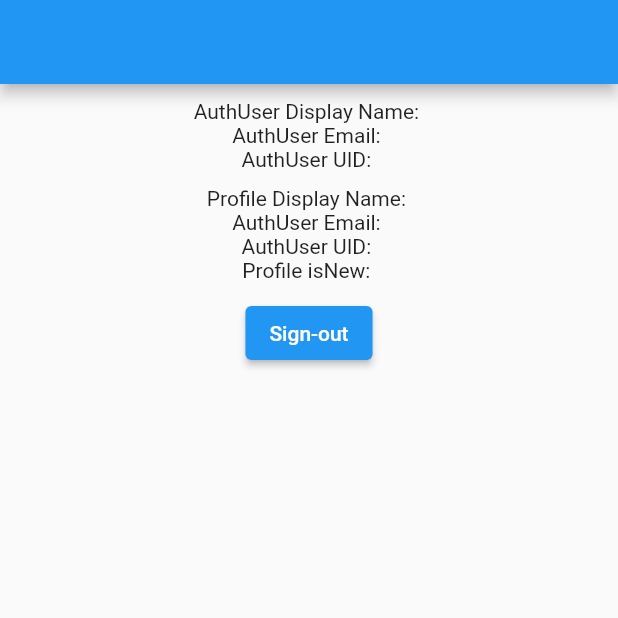
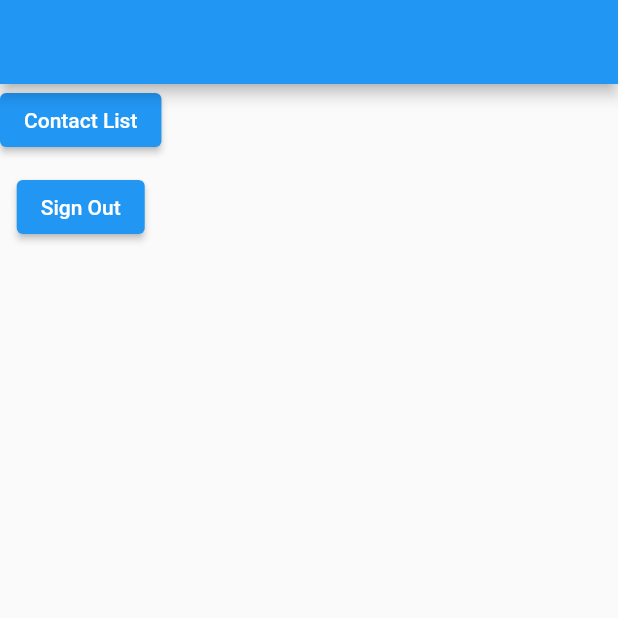
Before and after one commit to ggillon/meetmeyou_app, a Flutter app: the screen it shows once a user with an empty profile is signed in, on a phone screen of 412 x 824 dp, the top half of it. Run offline on Flutter 3.47's test engine with Material 2 defaults, Android fonts, the phone set to English and light mode, and no system bars; our stand-ins replace cloud_firestore, firebase_auth, firebase_core, google_sign_in; missing offline and left inert: firebase_auth_oauth, flutter_facebook_auth; accounts and stored records are empty.

Commit message:
Upload 1

```diff
--- a/lib/app/landing_page.dart
+++ b/lib/app/test_landing_page.dart
@@ -1,5 +1,6 @@
 import 'package:flutter/material.dart';
 import 'package:firebase_auth/firebase_auth.dart';
+import 'package:meetmeyou_app/tests/contact_test.dart';
 import 'package:meetmeyou_app/tests/login_test.dart';
 import 'package:provider/provider.dart';
 
@@ -24,7 +25,7 @@ class LandingPage extends StatelessWidget {
         initialData: auth.currentUser,
         builder: (context, snapshot) {
           if (snapshot.data != null)
-            return TestShowProfile(context);
+            return ContactTest();
           else
             try {
             TestShowSignIn(context);
--- a/lib/main.dart
+++ b/lib/main.dart
@@ -2,7 +2,7 @@ import 'package:firebase_core/firebase_core.dart';
 import 'package:flutter/material.dart';
 import 'package:meetmeyou_app/services/auth/auth.dart';
 import 'package:provider/provider.dart';
-import 'app/landing_page.dart';
+import 'app/test_landing_page.dart';
 import 'test.dart';
 
 void main() async {
--- a/lib/models/contact.dart
+++ b/lib/models/contact.dart
@@ -1,7 +1,7 @@
 class Contact {
   Contact({required this.cid, required this.uid, required this.displayName, required this.firstName, required this.lastName, required this.email, this.countryCode, this.phoneNumber, required this.photoURL, required this.addresses, required this.about, required this.other, this.group, required this.status});
   String cid;
-  String uid;
+  String? uid;
   String? displayName;
   String? firstName;
   String? lastName;
@@ -17,7 +17,7 @@ class Contact {
 
   factory Contact.fromMap(Map<String, dynamic> data) {
     final String cid= data['cid'];
-    final String uid= data['uid'];
+    final String? uid= data['uid'];
     final String? displayName = data['displayName'];
     final String? firstName= data['firstName'];
     final String? lastName = data['lastName'];
@@ -28,8 +28,8 @@ class Contact {
     final Map? addresses = data['addresses'];
     final String? about = data['about'];
     final Map? other = data['other'];
-    final String status = data['status'];
-    final Map group = data['group'];
+    final String? status = data['status'];
+    final Map? group = data['group'];
 
 
     return Contact(cid: cid, uid: uid, displayName: displayName, firstName: firstName, lastName: lastName, email: email, countryCode: countryCode, phoneNumber: phoneNumber, photoURL: photoURL, addresses: addresses, other: other, status: status, group: group, about: about);
@@ -37,7 +37,7 @@ class Contact {
 
   Contact getFromMap(Map<String, dynamic> data) {
     final String cid= data['cid'];
-    final String uid= data['uid'];
+    final String? uid= data['uid'];
     final String? displayName = data['displayName'];
     final String? firstName= data['firstName'];
     final String? lastName = data['lastName'];
@@ -48,8 +48,8 @@ class Contact {
     final Map? addresses = data['addresses'];
     final String? about = data['about'];
     final Map? other = data['other'];
-    final String status = data['status'];
-    final Map group = data['group'];
+    final String? status = data['status'];
+    final Map? group = data['group'];
 
 
     return Contact(cid: cid, uid: uid, displayName: displayName, firstName: firstName, lastName: lastName, email: email, countryCode: countryCode, phoneNumber: phoneNumber, photoURL: photoURL, addresses: addresses, other: other, status: status, group: group, about: about);
--- a/lib/services/database/database.dart
+++ b/lib/services/database/database.dart
@@ -21,7 +21,7 @@ abstract class Database {
   Future<List<Profile>> queryProfiles({required String field, required String query});
 
   // Contact DB Functions
-  Future<void> setContact(Contact contact);
+  Future<void> setContact(String uid, Contact contact);
   Future<Contact> getContact(String uid, String cid);
   Future<void> deleteContact(String uid, String cid);
   Future<List<Contact>> getContacts(String uid);
@@ -66,9 +66,9 @@ class FirestoreDB implements Database {
   }
 
   // Contact METHODS
-  Future<void> setContact(Contact contact) async {
+  Future<void> setContact(String uid, Contact contact) async {
     _service.setData(
-      path: APIPath.userContact(contact.uid, contact.cid),
+      path: APIPath.userContact(uid, contact.cid),
       data: contact.toMap(),
     );
   }
@@ -80,7 +80,7 @@ class FirestoreDB implements Database {
     );
   }
 
-  Future<List<Contact>> getContacts(String uid,) async {
+  Future<List<Contact>> getContacts(String uid,) {
     return _service.getListData(
         path: APIPath.userContacts(uid),
         builder: (data) => Contact.fromMap(data)
--- a/lib/services/mmy/contact.dart
+++ b/lib/services/mmy/contact.dart
@@ -14,6 +14,8 @@ const CONTACT_INVITATION = 'Invitation';
 const CONTACT_REJECTED = 'Rejected invitation';
 const CONTACT_GROUP = 'Contact Group';
 const CONTACT_PROFILE = 'Listed profile';
+
+const GROUP_PHOTOURL = 'https://firebasestorage.googleapis.com/v0/b/meetmeyou-9fd90.appspot.com/o/contact.png?alt=media';
 
 // Create a new contact
 Future<Contact> createNewPrivateContact(AuthBase auth, {String? displayName, String? firstName, String? lastName, String? email, String? countryCode, String? phoneNumber, String? photoUrl, String? homeAddress, String? about,}) async {
@@ -34,7 +36,7 @@ Future<Contact> createNewPrivateContact(AuthBase auth, {String? displayName, Str
     status: CONTACT_PRIVATE,
   );
 
-  await FirestoreDB(uid: auth.currentUser!.uid).setContact(contact);
+  await FirestoreDB(uid: auth.currentUser!.uid).setContact(auth.currentUser!.uid, contact);
 
   return contact;
 }
@@ -84,7 +86,7 @@ Future<Contact> updatePrivateContact(AuthBase auth, String cid, {String? display
     group: oldContact.group,
   );
 
-  await db.setContact(contact);
+  await db.setContact(auth.currentUser!.uid, contact);
 
   return contact;
 }
@@ -128,7 +130,7 @@ Future<Contact> createNewGroupContact(AuthBase auth, {required String displayNam
     status: CONTACT_PRIVATE,
   );
 
-  await FirestoreDB(uid: auth.currentUser!.uid).setContact(contact);
+  await FirestoreDB(uid: auth.currentUser!.uid).setContact(auth.currentUser!.uid, contact);
 
   return contact;
 }
@@ -138,7 +140,7 @@ Future<Contact> createNewGroupContact(AuthBase auth, {required String displayNam
 // Group contact functions : update a group contact
 Future<Contact> updateGroupContact(AuthBase auth, String cid, {String? displayName, String? photoURL, String? about}) async {
   Contact contact = await updatePrivateContact(auth, cid, displayName: displayName, photoUrl: photoURL, about: about);
-  await FirestoreDB(uid: auth.currentUser!.uid).setContact(contact);
+  await FirestoreDB(uid: auth.currentUser!.uid).setContact(auth.currentUser!.uid, contact);
   return contact;
 }
 
@@ -155,7 +157,7 @@ Future<Contact> addToGroup(AuthBase auth, String cid, {String? contactCid, List<
       group.group!.addAll({contact.cid: contact.displayName});
     }
   }
-  await FirestoreDB(uid: auth.currentUser!.uid).setContact(group);
+  await FirestoreDB(uid: auth.currentUser!.uid).setContact(auth.currentUser!.uid, group);
   return group;
 }
 
@@ -174,7 +176,7 @@ Future<Contact> removeFromGroup(AuthBase auth, String cid, {String? contactCid,
       }
     }
   }
-  await FirestoreDB(uid: auth.currentUser!.uid).setContact(group);
+  await FirestoreDB(uid: auth.currentUser!.uid).setContact(auth.currentUser!.uid, group);
   return group;
 }
 
@@ -187,12 +189,12 @@ Future<void> inviteProfile(AuthBase auth, {required String uid}) async {
   // Add an invited contact to current user
   Contact invited = contactFromProfile((await db.getProfile(uid))!, uid: auth.currentUser!.uid);
   invited.status = CONTACT_INVITED; // change status to invited contact
-  await db.setContact(invited);
+  await db.setContact(auth.currentUser!.uid, invited);
 
   // Add an invitation to invited profile
   Contact invitation = contactFromProfile(await getUserProfile(auth: auth), uid: uid);
   invitation.status = CONTACT_INVITATION; // change status to invitation contact
-  await db.setContact(invitation);
+  await db.setContact(auth.currentUser!.uid, invitation);
 }
 
 Future<void> respondProfile(AuthBase auth, {required String cid, required bool accept}) async {
@@ -202,14 +204,14 @@ Future<void> respondProfile(AuthBase auth, {required String cid, required bool a
     Contact invitation = await db.getContact(auth.currentUser!.uid, cid);
     if (invitation.status == CONTACT_INVITATION) {
       invitation.status = CONTACT_PROFILE; // change to MMY Profile contact
-      await db.setContact(invitation);
+      await db.setContact(auth.currentUser!.uid, invitation);
     }
 
     // Convert invited contact of profile sending invitation into a profile contact
     Contact invited = await db.getContact(cid, auth.currentUser!.uid);
     if (invited.status == CONTACT_INVITED) {
       invited.status = CONTACT_PROFILE; // change to MMY Profile contact
-      await db.setContact(invitation);
+      await db.setContact(auth.currentUser!.uid, invitation);
     }
   } else {
     // Delete invitation
@@ -221,7 +223,7 @@ Future<void> respondProfile(AuthBase auth, {required String cid, required bool a
     Contact invited = await db.getContact(cid, auth.currentUser!.uid);
     if (invited.status == CONTACT_INVITED) {
       invited.status = CONTACT_REJECTED; // change to a rejected contact
-      await db.setContact(invitation);
+      await db.setContact(auth.currentUser!.uid, invitation);
     }
   }
 }
@@ -231,6 +233,6 @@ Future<void> linkProfiles(AuthBase auth, {required String uid,}) async {
   Database db = FirestoreDB(uid: auth.currentUser!.uid);
   Contact contact1 = contactFromProfile((await db.getProfile(uid))!, uid: auth.currentUser!.uid);
   Contact contact2 = contactFromProfile((await db.getProfile(auth.currentUser!.uid))!, uid: uid);
-  await db.setContact(contact1);
-  await db.setContact(contact2);
+  await db.setContact(auth.currentUser!.uid, contact1);
+  await db.setContact(contact1.uid!, contact2);
 }
--- a/lib/services/mmy/mmy.dart
+++ b/lib/services/mmy/mmy.dart
@@ -1,7 +1,9 @@
 
+import 'package:meetmeyou_app/models/contact.dart';
 import 'package:meetmeyou_app/models/profile.dart';
 import 'package:meetmeyou_app/services/auth/auth.dart';
 import 'profile.dart' as profileLib;
+import 'contact.dart' as contactLib;
 
 abstract class MMYEngine {
 
@@ -10,6 +12,20 @@ abstract class MMYEngine {
   /// Update the user profile
   Future<Profile> updateProfile({String? firstName, String? lastName, String? email, String? countryCode, String? phoneNumber, String? photoUrl, String? homeAddress, String? about, Map? other, Map? parameters});
 
+  /// Get a contact from contact list
+  Future<Contact> getContact(String cid);
+  /// Get all contacts from contact list
+  Future<List<Contact>> getContacts();
+  /// Get all the CIDs (Contact IDs) in contact list
+  Future<List<String>> getContactIDs();
+  /// Invite a Profile from DB
+  Future<void> inviteProfile(String uid);
+  /// Accept an invitation
+  Future<void> respondInvitation(String cid, bool accept);
+  /// Create a Group of contacts
+  Future<Contact> newGroupContact(String name, {String photoURL, String about});
+  /// Update a Group of contacts
+  Future<Contact> updateGroupContact(String cid, {String? displayName, String? photoURL, String? about});
 
 }
 
@@ -29,4 +45,40 @@ class MMY implements MMYEngine {
     return profileLib.updateProfile(_auth, firstName: firstName, lastName: lastName, email: email, countryCode: countryCode, phoneNumber: phoneNumber, photoUrl: photoUrl, homeAddress: homeAddress, about: about, other: other, parameters: parameters);
   }
 
+  @override
+  Future<Contact> newGroupContact(String name, {String photoURL = contactLib.GROUP_PHOTOURL, String about = ''}) async {
+    final contact =  await contactLib.createNewGroupContact(_auth, displayName: name);
+    return contactLib.updateGroupContact(_auth, contact.cid,photoURL: photoURL, about: about);
+  }
+
+  @override
+  Future<Contact> getContact(String cid) {
+    return contactLib.getContact(_auth, cid: cid);
+  }
+
+  @override
+  Future<List<String>> getContactIDs() {
+    return contactLib.getContactsCIDs(_auth);
+  }
+
+  @override
+  Future<List<Contact>> getContacts() {
+    return contactLib.getContacts(_auth);
+  }
+
+  @override
+  Future<void> inviteProfile(String uid) {
+    return contactLib.inviteProfile(_auth, uid: uid);
+  }
+
+  @override
+  Future<Contact> updateGroupContact(String cid, {String? displayName, String? photoURL, String? about}) {
+    return contactLib.updateGroupContact(_auth, cid, displayName: displayName, photoURL: photoURL, about: about);
+  }
+
+  @override
+  Future<void> respondInvitation(String cid, bool accept) {
+    return contactLib.respondProfile(_auth, cid: cid, accept: accept);
+  }
+
 }
--- a/lib/tests/contact_test.dart
+++ b/lib/tests/contact_test.dart
@@ -0,0 +1,126 @@
+import 'package:flutter/material.dart';
+import 'package:meetmeyou_app/models/contact.dart';
+import 'package:meetmeyou_app/services/auth/auth.dart';
+import 'package:meetmeyou_app/services/mmy/contact.dart';
+import 'package:meetmeyou_app/services/mmy/mmy.dart';
+import 'package:provider/provider.dart';
+
+class ContactTest extends StatefulWidget {
+  const ContactTest({Key? key}) : super(key: key);
+
+  @override
+  _ContactTestState createState() => _ContactTestState();
+}
+
+class _ContactTestState extends State<ContactTest> {
+
+  String _page = 'Menu';
+
+  void setPage(String page) {
+    print(page);
+    setState(() {
+      _page = page;
+    });
+  }
+
+  @override
+  Widget build(BuildContext context) {
+
+    if (_page == "Menu")
+      return ContactMenu(context, setPage);
+
+    if (_page == "Contact List")
+      return TestContactList(context, setPage);
+
+    if (_page == "Search Profile")
+      return Container(); //TestProfileSearch(context, setPage);
+
+    return Container();
+  }
+}
+
+Widget ContactMenu(BuildContext context, Function setPage) {
+
+  final auth = Provider.of<AuthBase>(context, listen: false);
+
+
+  return Scaffold(
+    appBar: AppBar(),
+    body:Column(
+      children: [
+        ElevatedButton(onPressed: () => setPage("Contact List"), child: Text("Contact List")),
+        SizedBox(height: 10,),
+        ElevatedButton(onPressed: () => auth.signOut(), child: Text("Sign Out")),
+        SizedBox(height: 10,),
+      ],
+    ),
+  );
+}
+
+void toggleGroup(BuildContext context, bool create, Function setPage) {
+
+  final mmy = Provider.of<MMYEngine>(context, listen: false);
+
+  if (create) {
+    mmy.newGroupContact('Test Group', about: "Test Group");
+  }
+  else {
+
+  }
+
+  setPage("Contact List");
+
+}
+
+
+Widget TestContactList(BuildContext context, Function setPage) {
+
+  final auth = Provider.of<AuthBase>(context, listen: false);
+
+  return Provider<MMYEngine>(
+      create: (_) => MMY(auth),
+      builder: (context,_) {
+
+        final mmy = Provider.of<MMYEngine>(context, listen: false);
+
+        List<Contact> emptyList = [];
+
+        bool testInvite = false;
+        bool groupCreated = false;
+
+        return FutureBuilder<List<Contact>>(
+                future: mmy.getContacts(),
+                  initialData: emptyList,
+                  builder: (context, contactList) => Scaffold(
+                    appBar: AppBar(),
+                    body: Column(
+                      children: [
+                        SizedBox(
+                          height: 400,
+                          width: 400,
+                          child: ListView.builder(
+                              itemCount: contactList.data!.length,
+                              itemBuilder: (context, item) {
+                                  if(contactList.data![item].displayName == 'Test Group')
+                                    groupCreated = true;
+                                  return Text(contactList.data![item].displayName ?? 'No Name');
+                                },
+                          ),
+                        ),
+                        SizedBox(height: 10,),
+                        groupCreated
+                        ? ElevatedButton(onPressed: () => toggleGroup(context, false, setPage), child: Text("Delete Test Group"))
+                        : ElevatedButton(onPressed: () => toggleGroup(context, true, setPage), child: Text("Create Test Group")),
+                        testInvite
+                        ? ElevatedButton(onPressed: () => setPage("Menu"), child: Text("Accept Invite"))
+                        : ElevatedButton(onPressed: () => setPage("Menu"), child: Text("Reset Invite")),
+                        SizedBox(height: 10,),
+                        ElevatedButton(onPressed: () => setPage("Menu"), child: Text("Menu")),
+                      ],
+                    ),
+                  ),
+        );
+      }
+  );
+
+}
```
